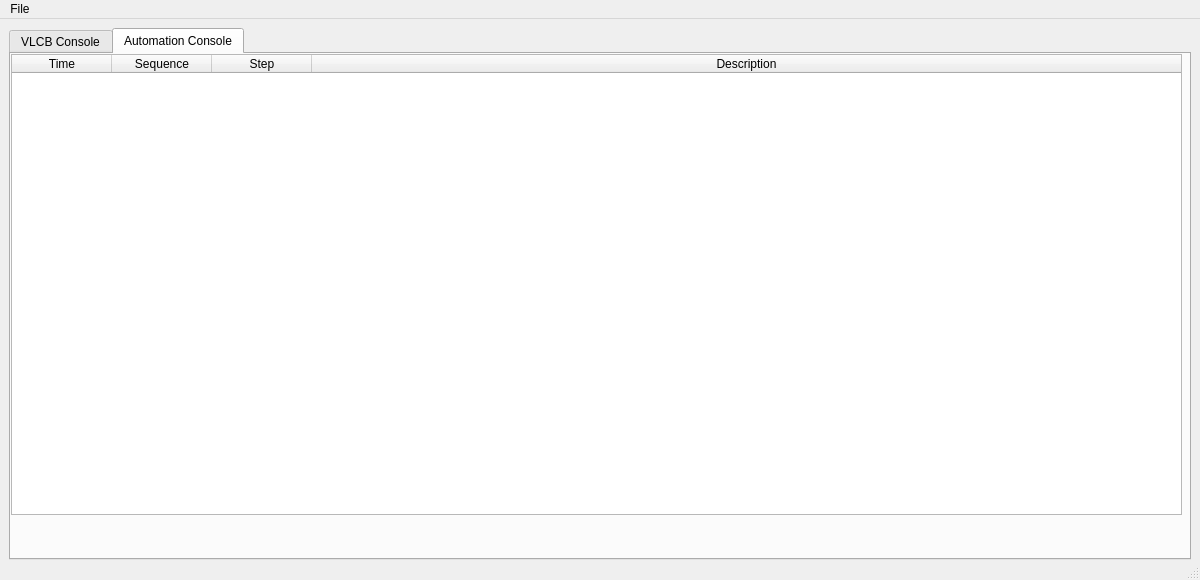
Before: the Qt Designer form console.ui in penguintutor/pisignalbox, drawn with Qt 5.
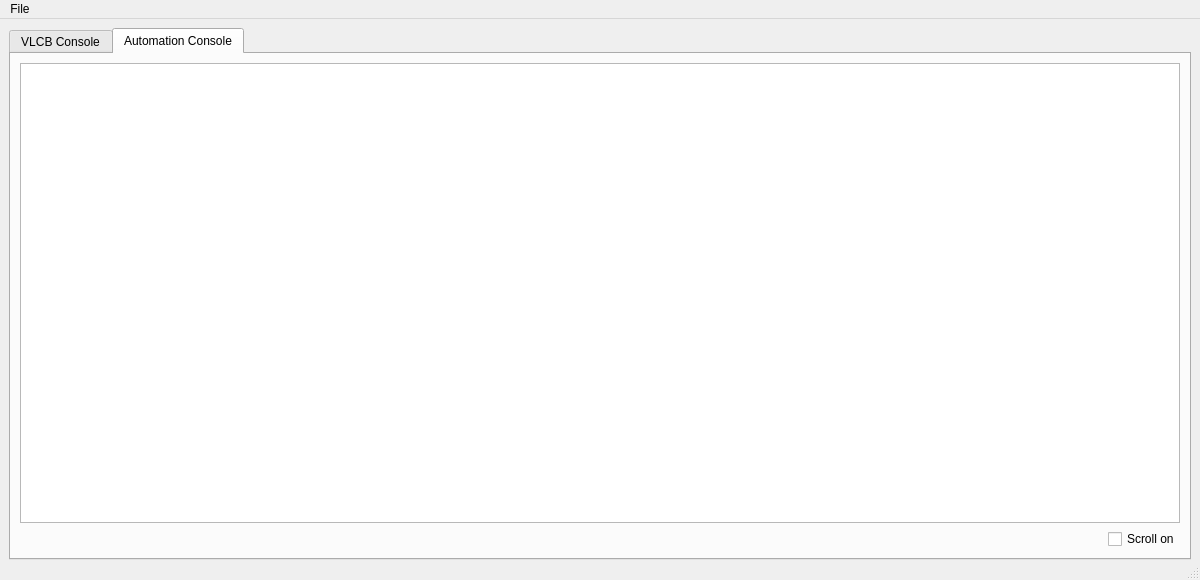
After: the same form once the commit is applied. The open tabs and pages were chosen to show the change.

Commit message: Convert UI to MVC QTableView

```diff
--- a/console.ui
+++ b/console.ui
@@ -189,42 +189,45 @@
        <attribute name="title">
         <string>Automation Console</string>
        </attribute>
-       <widget class="QTableWidget" name="automationTable">
-        <property name="geometry">
-         <rect>
-          <x>0</x>
-          <y>0</y>
-          <width>1171</width>
-          <height>461</height>
-         </rect>
-        </property>
-        <property name="columnCount">
-         <number>4</number>
+       <layout class="QVBoxLayout" name="verticalLayout_4">
+        <item>
+         <widget class="QTableView" name="autoTableView">
+          <property name="alternatingRowColors">
+           <bool>true</bool>
+          </property>
+          <property name="selectionBehavior">
+           <enum>QAbstractItemView::SelectRows</enum>
         </property>
         <attribute name="horizontalHeaderStretchLastSection">
          <bool>true</bool>
         </attribute>
-        <column>
-         <property name="text">
-          <string>Time</string>
-         </property>
-        </column>
-        <column>
-         <property name="text">
-          <string>Sequence</string>
-         </property>
-        </column>
-        <column>
+         </widget>
+        </item>
+        <item>
+         <layout class="QHBoxLayout" name="horizontalLayout_3">
+          <item>
+           <spacer name="horizontalSpacer_2">
+            <property name="orientation">
+             <enum>Qt::Horizontal</enum>
+            </property>
+            <property name="sizeHint" stdset="0">
+             <size>
+              <width>40</width>
+              <height>20</height>
+             </size>
+            </property>
+           </spacer>
+          </item>
+          <item>
+           <widget class="QCheckBox" name="autoScrollCheckBox">
          <property name="text">
-          <string>Step</string>
-         </property>
-        </column>
-        <column>
-         <property name="text">
-          <string>Description</string>
-         </property>
-        </column>
-       </widget>
+             <string>Scroll on</string>
+            </property>
+           </widget>
+          </item>
+         </layout>
+        </item>
+       </layout>
       </widget>
      </widget>
     </item>
```
Left out of the diff: 2 changed lines with no effect on the pictures. Lines whose indentation alone changed are shown as unchanged.
